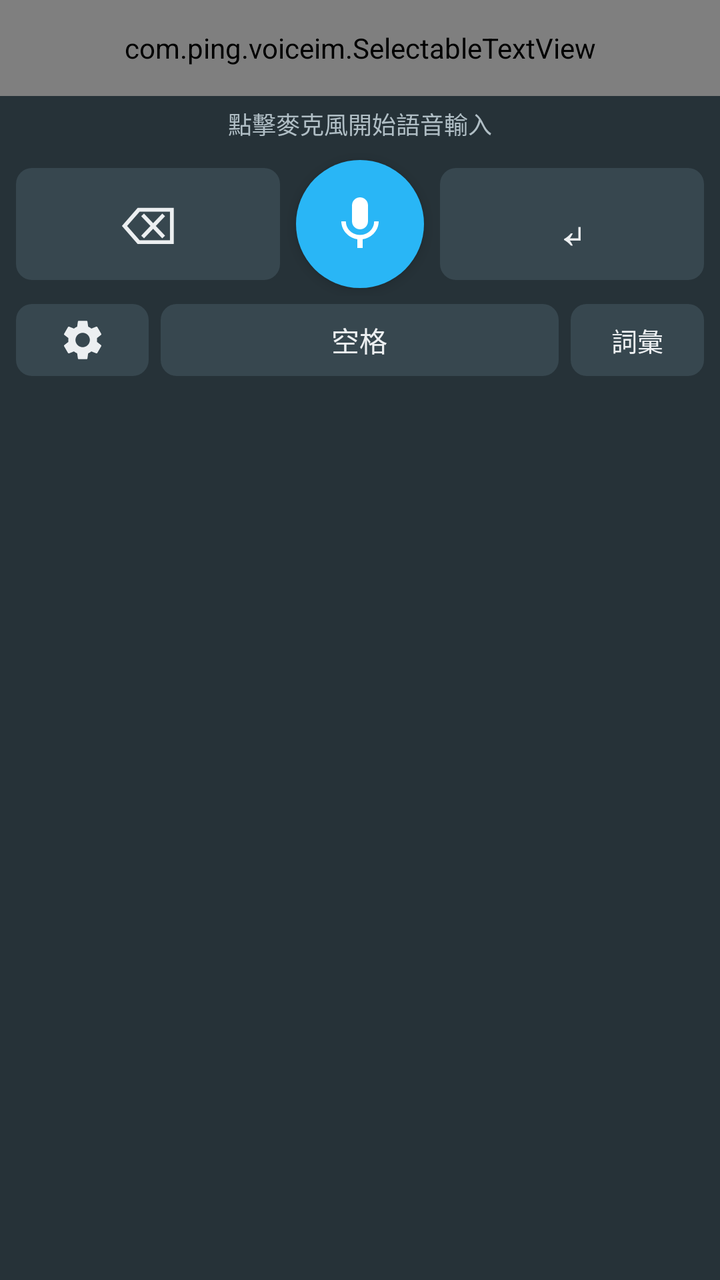
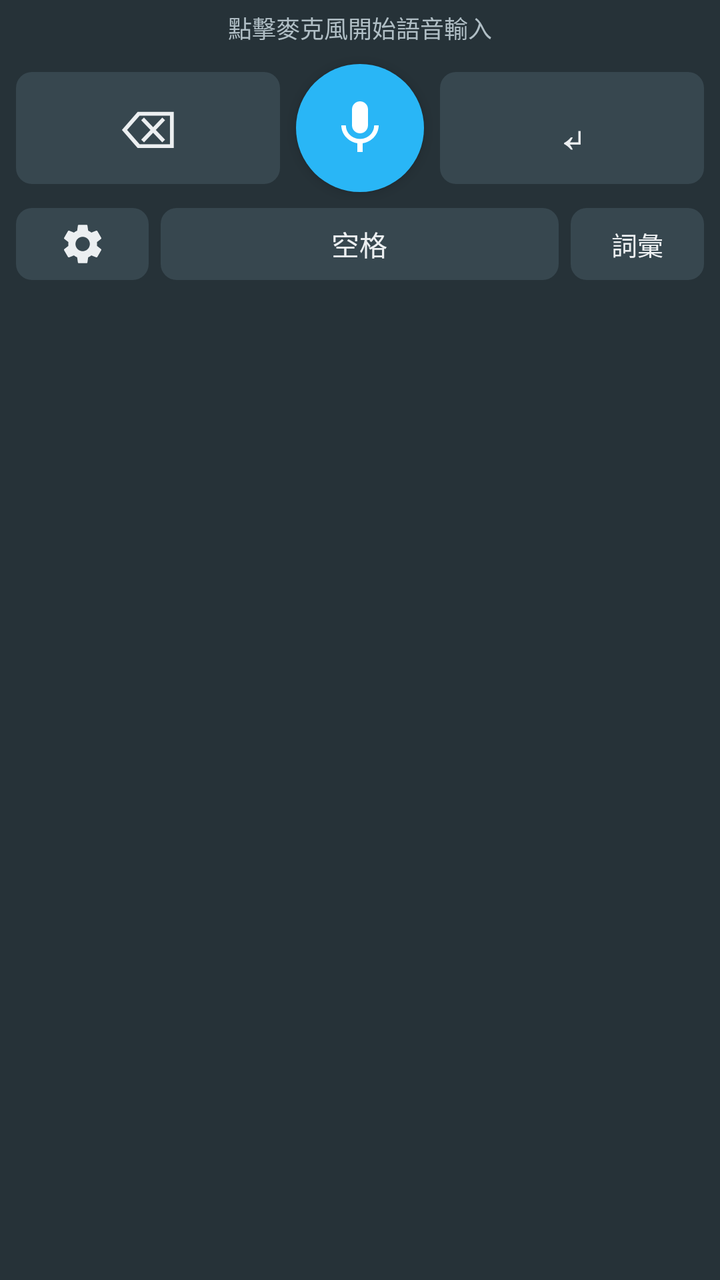

Before-and-after screenshots of an Android layout around one commit, followed by the original layout XML and the change that was made.
<!-- AndroidManifest.xml: application theme Theme.VoiceAssistant -->
<!-- res/layout/ime_keyboard.xml -->
<?xml version="1.0" encoding="utf-8"?>
<LinearLayout xmlns:android="http://schemas.android.com/apk/res/android"
    android:layout_width="match_parent"
    android:layout_height="wrap_content"
    android:orientation="vertical"
    android:background="@color/ime_bg"
    android:paddingBottom="8dp">

    
    <HorizontalScrollView
        android:layout_width="match_parent"
        android:layout_height="48dp"
        android:background="@color/ime_preview_bg"
        android:fillViewport="true">
        <com.ping.voiceim.SelectableTextView
            android:id="@+id/tv_transcription"
            android:layout_width="wrap_content"
            android:layout_height="match_parent"
            android:gravity="center_vertical"
            android:paddingStart="12dp"
            android:paddingEnd="12dp"
            android:textSize="18sp"
            android:textColor="@color/ime_preview_text"
            android:hint="辨識結果將顯示於此"
            android:textColorHint="#888888"
            android:singleLine="true" />
    </HorizontalScrollView>

    
    <ScrollView
        android:id="@+id/scroll_suggestions"
        android:layout_width="match_parent"
        android:layout_height="wrap_content"
        android:maxHeight="40dp"
        android:background="@color/ime_preview_bg"
        android:visibility="gone"
        android:paddingStart="8dp"
        android:paddingEnd="8dp"
        android:paddingTop="2dp"
        android:paddingBottom="2dp">
        <com.google.android.material.chip.ChipGroup
            android:id="@+id/ll_suggestions"
            android:layout_width="match_parent"
            android:layout_height="wrap_content"
            app:chipSpacingHorizontal="4dp"
            app:chipSpacingVertical="2dp"
            xmlns:app="http://schemas.android.com/apk/res-auto" />
    </ScrollView>

    
    <ProgressBar
        android:id="@+id/progress_bar"
        style="@android:style/Widget.ProgressBar.Horizontal"
        android:layout_width="match_parent"
        android:layout_height="4dp"
        android:max="100"
        android:visibility="gone"
        android:progressTint="@color/ime_accent" />

    
    <TextView
        android:id="@+id/tv_status"
        android:layout_width="match_parent"
        android:layout_height="28dp"
        android:gravity="center"
        android:textSize="12sp"
        android:textColor="@color/ime_status_text"
        android:text="點擊麥克風開始語音輸入" />

    
    <LinearLayout
        android:id="@+id/layout_normal_controls"
        android:layout_width="match_parent"
        android:layout_height="wrap_content"
        android:orientation="vertical">

        
        <LinearLayout
            android:layout_width="match_parent"
            android:layout_height="72dp"
            android:orientation="horizontal"
            android:gravity="center_vertical"
            android:paddingStart="8dp"
            android:paddingEnd="8dp">

            <TextView
                android:id="@+id/btn_backspace"
                android:layout_width="0dp"
                android:layout_height="56dp"
                android:layout_weight="1"
                android:gravity="center"
                android:text="⌫"
                android:textSize="26sp"
                android:textColor="@color/ime_key_text"
                android:background="@drawable/key_bg" />

            <Space android:layout_width="8dp" android:layout_height="0dp" />

            <ImageButton
                android:id="@+id/btn_mic"
                android:layout_width="64dp"
                android:layout_height="64dp"
                android:src="@drawable/ic_mic"
                android:background="@drawable/mic_bg"
                android:contentDescription="語音輸入"
                android:scaleType="centerInside"
                android:padding="14dp"
                android:elevation="4dp" />

            <Space android:layout_width="8dp" android:layout_height="0dp" />

            <TextView
                android:id="@+id/btn_enter"
                android:layout_width="0dp"
                android:layout_height="56dp"
                android:layout_weight="1"
                android:gravity="center"
                android:text="↵"
                android:textSize="26sp"
                android:textColor="@color/ime_key_text"
                android:background="@drawable/key_bg" />
        </LinearLayout>

        
        <LinearLayout
            android:layout_width="match_parent"
            android:layout_height="44dp"
            android:orientation="horizontal"
            android:paddingStart="8dp"
            android:paddingEnd="8dp"
            android:gravity="center_vertical">

            <ImageButton
                android:id="@+id/btn_settings"
                android:layout_width="0dp"
                android:layout_height="36dp"
                android:layout_weight="1"
                android:src="@drawable/ic_settings"
                android:background="@drawable/key_bg"
                android:contentDescription="詞彙設定"
                android:scaleType="centerInside"
                android:padding="6dp" />

            <Space android:layout_width="6dp" android:layout_height="0dp" />

            <TextView
                android:id="@+id/btn_space"
                android:layout_width="0dp"
                android:layout_height="36dp"
                android:layout_weight="3"
                android:gravity="center"
                android:text="空格"
                android:textSize="14sp"
                android:textColor="@color/ime_key_text"
                android:background="@drawable/key_bg" />

            <Space android:layout_width="6dp" android:layout_height="0dp" />

            <TextView
                android:id="@+id/btn_dict_insert"
                android:layout_width="0dp"
                android:layout_height="36dp"
                android:layout_weight="1"
                android:gravity="center"
                android:text="詞彙"
                android:textSize="13sp"
                android:textColor="@color/ime_key_text"
                android:background="@drawable/key_bg" />
        </LinearLayout>
    </LinearLayout>

    
    <LinearLayout
        android:id="@+id/layout_candidates"
        android:layout_width="match_parent"
        android:layout_height="wrap_content"
        android:orientation="vertical"
        android:visibility="gone"
        android:background="@color/ime_bg">

        
        <TextView
            android:id="@+id/tv_selected_range"
            android:layout_width="match_parent"
            android:layout_height="32dp"
            android:gravity="center_vertical"
            android:paddingStart="12dp"
            android:paddingEnd="12dp"
            android:textSize="12sp"
            android:textColor="@color/ime_status_text"
            android:singleLine="true" />

        
        <ScrollView
            android:layout_width="match_parent"
            android:layout_height="wrap_content"
            android:maxHeight="96dp"
            android:paddingStart="8dp"
            android:paddingEnd="8dp"
            android:paddingTop="4dp"
            android:paddingBottom="4dp">
            <com.google.android.material.chip.ChipGroup
                android:id="@+id/ll_candidates"
                android:layout_width="match_parent"
                android:layout_height="wrap_content"
                app:chipSpacingHorizontal="4dp"
                app:chipSpacingVertical="2dp"
                xmlns:app="http://schemas.android.com/apk/res-auto" />
        </ScrollView>

        
        <LinearLayout
            android:layout_width="match_parent"
            android:layout_height="44dp"
            android:orientation="horizontal"
            android:paddingStart="8dp"
            android:paddingEnd="8dp"
            android:gravity="center_vertical">

            <TextView
                android:id="@+id/btn_shift"
                android:layout_width="0dp"
                android:layout_height="36dp"
                android:layout_weight="1"
                android:gravity="center"
                android:text="⇧"
                android:textSize="16sp"
                android:textColor="@color/ime_key_text"
                android:background="@drawable/key_bg" />

            <Space android:layout_width="6dp" android:layout_height="0dp" />

            <TextView
                android:id="@+id/btn_sel_expand_left"
                android:layout_width="0dp"
                android:layout_height="36dp"
                android:layout_weight="1"
                android:gravity="center"
                android:text="◀"
                android:textSize="16sp"
                android:textColor="@color/ime_key_text"
                android:background="@drawable/key_bg" />

            <Space android:layout_width="6dp" android:layout_height="0dp" />

            <TextView
                android:id="@+id/btn_sel_expand_right"
                android:layout_width="0dp"
                android:layout_height="36dp"
                android:layout_weight="1"
                android:gravity="center"
                android:text="▶"
                android:textSize="16sp"
                android:textColor="@color/ime_key_text"
                android:background="@drawable/key_bg" />

            <Space android:layout_width="6dp" android:layout_height="0dp" />

            <TextView
                android:id="@+id/btn_cancel_selection"
                android:layout_width="0dp"
                android:layout_height="36dp"
                android:layout_weight="2"
                android:gravity="center"
                android:text="關閉"
                android:textSize="13sp"
                android:textColor="@color/ime_key_text"
                android:background="@drawable/key_bg" />
        </LinearLayout>
    </LinearLayout>

</LinearLayout>
<!-- resources referenced by this layout -->
<resources>
  <color name="ime_accent">#29B6F6</color>
  <color name="ime_bg">#263238</color>
  <color name="ime_key_text">#ECEFF1</color>
  <color name="ime_preview_bg">#1C272C</color>
  <color name="ime_preview_text">#FFFFFF</color>
  <color name="ime_status_text">#B0BEC5</color>
  <!-- drawable ic_mic (drawable) -->
  <?xml version="1.0" encoding="utf-8"?>
  <vector xmlns:android="http://schemas.android.com/apk/res/android"
      android:width="32dp"
      android:height="32dp"
      android:viewportWidth="24"
      android:viewportHeight="24">
      <path
          android:fillColor="#FFFFFF"
          android:pathData="M12,14c1.66,0 2.99,-1.34 2.99,-3L15,5c0,-1.66 -1.34,-3 -3,-3S9,3.34 9,5v6c0,1.66 1.34,3 3,3z"/>
      <path
          android:fillColor="#FFFFFF"
          android:pathData="M17.3,11c0,3 -2.54,5.1 -5.3,5.1S6.7,14 6.7,11H5c0,3.41 2.72,6.23 6,6.72V21h2v-3.28c3.28,-0.48 6,-3.3 6,-6.72h-1.7z"/>
  </vector>
  <!-- drawable ic_settings (drawable) -->
  <?xml version="1.0" encoding="utf-8"?>
  <vector xmlns:android="http://schemas.android.com/apk/res/android"
      android:width="24dp"
      android:height="24dp"
      android:viewportWidth="24"
      android:viewportHeight="24">
      <path
          android:fillColor="@color/ime_key_icon"
          android:pathData="M19.14,12.94c0.04,-0.3 0.06,-0.61 0.06,-0.94c0,-0.32 -0.02,-0.64 -0.07,-0.94l2.03,-1.58c0.18,-0.14 0.23,-0.41 0.12,-0.61l-1.92,-3.32c-0.12,-0.22 -0.37,-0.29 -0.59,-0.22l-2.39,0.96c-0.5,-0.38 -1.03,-0.7 -1.62,-0.94L14.4,2.81c-0.04,-0.24 -0.24,-0.41 -0.48,-0.41h-3.84c-0.24,0 -0.43,0.17 -0.47,0.41L9.25,5.35C8.66,5.59 8.12,5.92 7.63,6.29L5.24,5.33c-0.22,-0.08 -0.47,0 -0.59,0.22L2.74,8.87C2.62,9.08 2.66,9.34 2.86,9.48l2.03,1.58C4.84,11.36 4.8,11.69 4.8,12s0.02,0.64 0.07,0.94l-2.03,1.58c-0.18,0.14 -0.23,0.41 -0.12,0.61l1.92,3.32c0.12,0.22 0.37,0.29 0.59,0.22l2.39,-0.96c0.5,0.38 1.03,0.7 1.62,0.94l0.36,2.54c0.05,0.24 0.24,0.41 0.48,0.41h3.84c0.24,0 0.44,-0.17 0.47,-0.41l0.36,-2.54c0.59,-0.24 1.13,-0.56 1.62,-0.94l2.39,0.96c0.22,0.08 0.47,0 0.59,-0.22l1.92,-3.32c0.12,-0.22 0.07,-0.47 -0.12,-0.61L19.14,12.94zM12,15.6c-1.98,0 -3.6,-1.62 -3.6,-3.6s1.62,-3.6 3.6,-3.6s3.6,1.62 3.6,3.6S13.98,15.6 12,15.6z"/>
  </vector>
  <!-- drawable key_bg (drawable) -->
  <?xml version="1.0" encoding="utf-8"?>
  <shape xmlns:android="http://schemas.android.com/apk/res/android"
      android:shape="rectangle">
      <solid android:color="@color/ime_key_bg" />
      <corners android:radius="8dp" />
  </shape>
  <!-- drawable mic_bg (drawable) -->
  <?xml version="1.0" encoding="utf-8"?>
  <shape xmlns:android="http://schemas.android.com/apk/res/android"
      android:shape="oval">
      <solid android:color="@color/ime_accent" />
  </shape>
  <style name="Theme.VoiceAssistant" parent="Theme.MaterialComponents.DayNight.NoActionBar">
          <item name="colorPrimary">@color/ime_accent</item>
          <item name="colorPrimaryDark">#0288D1</item>
          <item name="colorAccent">@color/ime_accent</item>
      </style>
  <color name="ime_key_icon">#ECEFF1</color>
  <color name="ime_key_bg">#37474F</color>
</resources>

<!-- the commit's change to res/layout/ime_keyboard.xml (unified diff, before → after) -->
@@ -5,26 +5,6 @@
     android:orientation="vertical"
     android:background="@color/ime_bg"
     android:paddingBottom="8dp">
-
-    
-    <HorizontalScrollView
-        android:layout_width="match_parent"
-        android:layout_height="48dp"
-        android:background="@color/ime_preview_bg"
-        android:fillViewport="true">
-        <com.ping.voiceim.SelectableTextView
-            android:id="@+id/tv_transcription"
-            android:layout_width="wrap_content"
-            android:layout_height="match_parent"
-            android:gravity="center_vertical"
-            android:paddingStart="12dp"
-            android:paddingEnd="12dp"
-            android:textSize="18sp"
-            android:textColor="@color/ime_preview_text"
-            android:hint="辨識結果將顯示於此"
-            android:textColorHint="#888888"
-            android:singleLine="true" />
-    </HorizontalScrollView>
 
     
     <ScrollView
<!-- resource entries referenced after the edit -->
@@ -4,7 +4,6 @@
   <color name="ime_bg">#263238</color>
   <color name="ime_key_text">#ECEFF1</color>
   <color name="ime_preview_bg">#1C272C</color>
-  <color name="ime_preview_text">#FFFFFF</color>
   <color name="ime_status_text">#B0BEC5</color>
   <!-- drawable ic_mic (drawable) -->
   <?xml version="1.0" encoding="utf-8"?>
